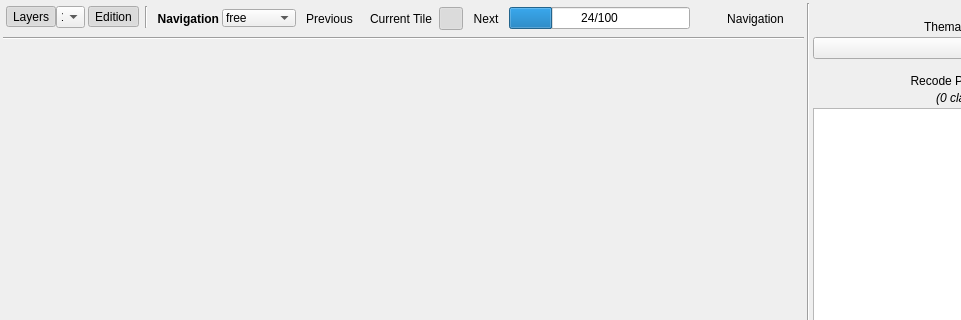
This is ui/main_dialog.ui in SMByC/ThRasE as Qt 5 draws it before an edit; both pictures show x 0 to 961 and y 0 to 320 of the 1156 by 561 pixel window. The edited form follows.
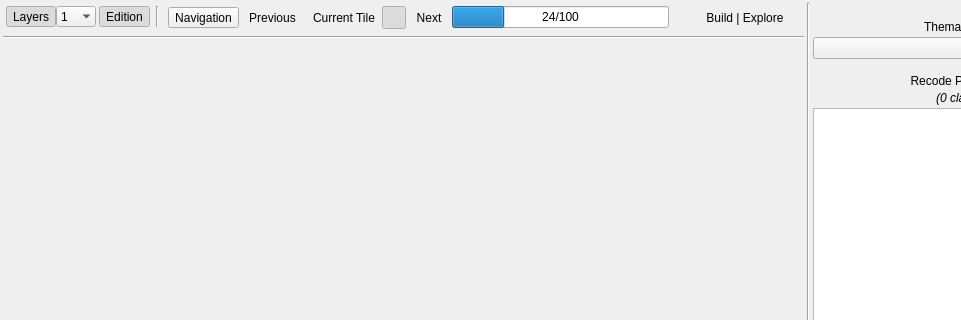
This is the edited form. Icons and pictures are not drawn. Custom widgets are drawn as their Qt base class.

Commit message: Refactor navigation tool handling in the main dialog

```diff
--- a/ui/main_dialog.ui
+++ b/ui/main_dialog.ui
@@ -868,6 +868,12 @@
                    <verstretch>0</verstretch>
                   </sizepolicy>
                  </property>
+                 <property name="minimumSize">
+                  <size>
+                   <width>40</width>
+                   <height>0</height>
+                  </size>
+                 </property>
                  <property name="toolTip">
                   <string>Set the maximum number of layer rows that
 can be displayed and overlaid per view</string>
@@ -882,7 +888,7 @@
                   <enum>QComboBox::AdjustToMinimumContentsLength</enum>
                  </property>
                  <property name="frame">
-                  <bool>true</bool>
+                  <bool>false</bool>
                  </property>
                  <item>
                   <property name="text">
@@ -976,61 +982,29 @@
           </spacer>
          </item>
          <item>
-          <widget class="QLabel" name="label_2">
-           <property name="sizePolicy">
-            <sizepolicy hsizetype="Maximum" vsizetype="Preferred">
-             <horstretch>0</horstretch>
-             <verstretch>0</verstretch>
-            </sizepolicy>
-           </property>
-           <property name="font">
-            <font>
-             <weight>75</weight>
-             <bold>true</bold>
-            </font>
-           </property>
-           <property name="text">
-            <string>Navigation</string>
-           </property>
-           <property name="alignment">
-            <set>Qt::AlignRight|Qt::AlignTrailing|Qt::AlignVCenter</set>
-           </property>
-          </widget>
-         </item>
-         <item>
-          <widget class="QComboBox" name="QCBox_NavType">
-           <property name="sizePolicy">
-            <sizepolicy hsizetype="Maximum" vsizetype="Fixed">
-             <horstretch>0</horstretch>
-             <verstretch>0</verstretch>
-            </sizepolicy>
-           </property>
+          <widget class="QToolButton" name="QPBtn_EnableNavigation">
            <property name="cursor">
             <cursorShape>PointingHandCursor</cursorShape>
            </property>
            <property name="toolTip">
             <string>Switch between free movement and tile-based navigation for better map inspection</string>
            </property>
-           <property name="styleSheet">
-            <string notr="true">padding-left: 3px;
-padding-right: 3px;</string>
+           <property name="text">
+            <string>Navigation</string>
            </property>
-           <property name="sizeAdjustPolicy">
-            <enum>QComboBox::AdjustToContents</enum>
+           <property name="icon">
+            <iconset>
+             <normaloff>:/plugins/thrase/icons/navigation.svg</normaloff>:/plugins/thrase/icons/navigation.svg</iconset>
            </property>
-           <property name="minimumContentsLength">
-            <number>6</number>
+           <property name="checkable">
+            <bool>true</bool>
            </property>
-           <item>
-            <property name="text">
-             <string>free</string>
-            </property>
-           </item>
-           <item>
-            <property name="text">
-             <string>by tiles</string>
-            </property>
-           </item>
+           <property name="toolButtonStyle">
+            <enum>Qt::ToolButtonTextBesideIcon</enum>
+           </property>
+           <property name="autoRaise">
+            <bool>false</bool>
+           </property>
           </widget>
          </item>
          <item>
@@ -1263,7 +1237,7 @@
                <string>Open the navigation dialog</string>
               </property>
               <property name="text">
-               <string>Navigation</string>
+               <string>Build | Explore</string>
               </property>
               <property name="icon">
                <iconset>
```
Left out of the diff: 18 changed lines with no effect on the pictures. The commit also changes 4 other files.
